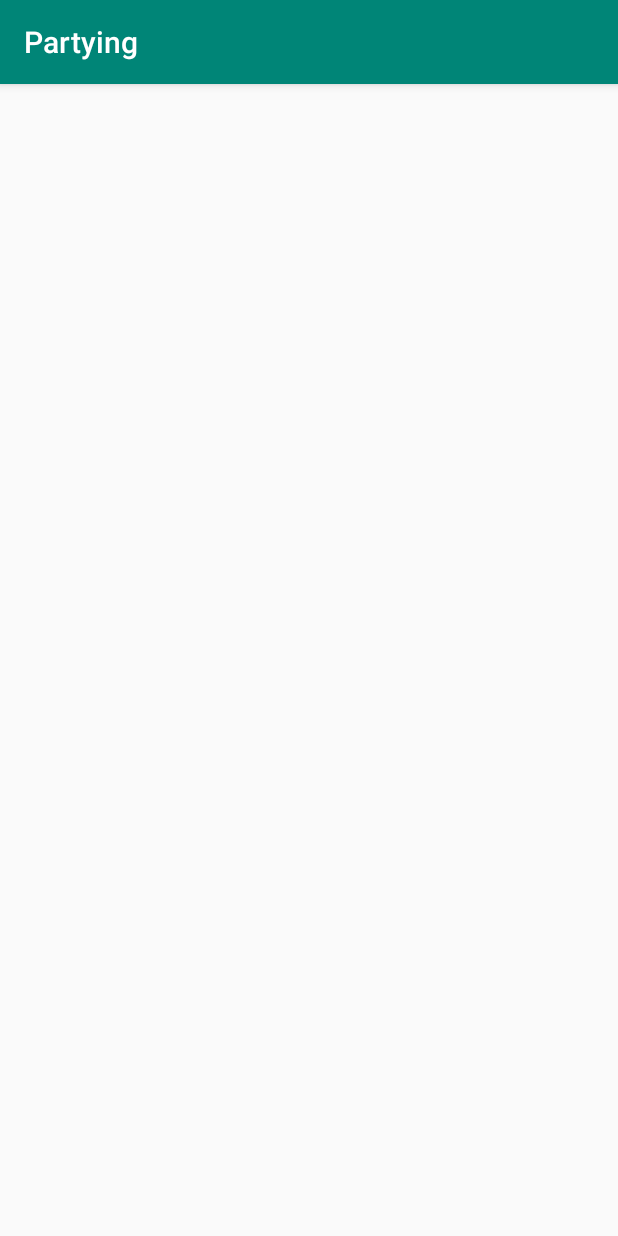
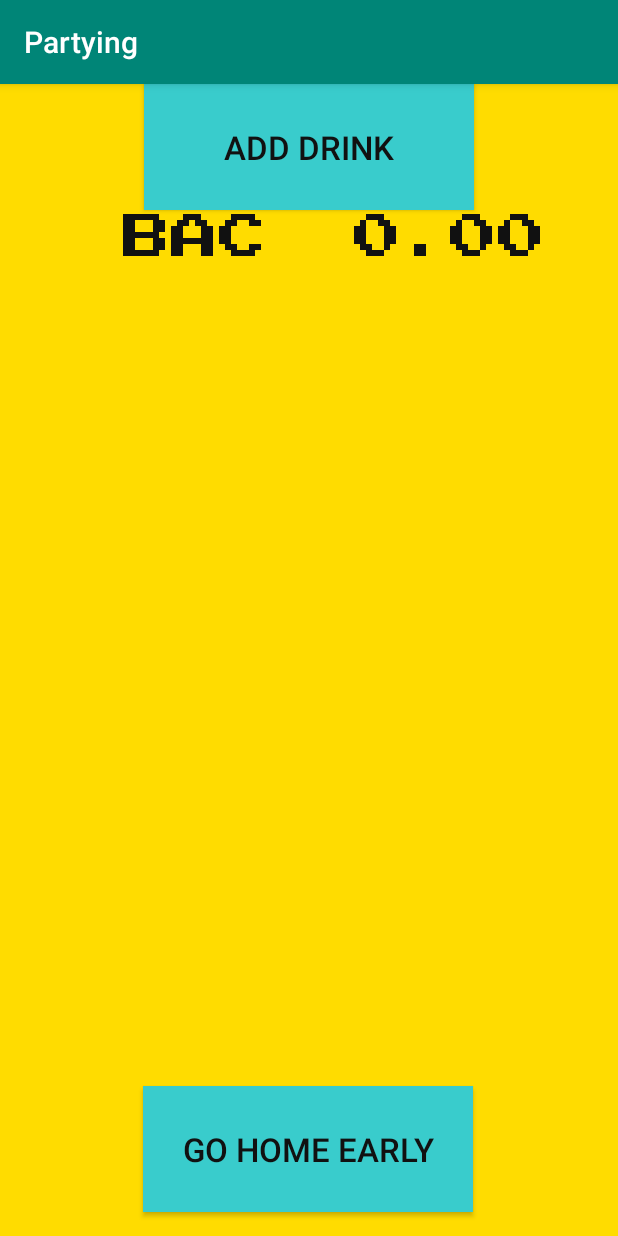
Before and after one commit to bengw99/PartyPal2, an Android app: the Partying screen opened directly, with no data from a screen before it, on a phone screen of 412 x 824 dp. Run offline under Robolectric (Android 15) with nearby library versions, the phone set to English and light mode, and no system bars; Roboto replaces fonts that are not available here.

```diff
--- a/app/src/main/res/layout/content_partying.xml
+++ b/app/src/main/res/layout/content_partying.xml
@@ -4,8 +4,69 @@
     xmlns:tools="http://schemas.android.com/tools"
     android:layout_width="match_parent"
     android:layout_height="match_parent"
+    android:background="#FFDC00"
     app:layout_behavior="@string/appbar_scrolling_view_behavior"
     tools:context=".Partying"
     tools:showIn="@layout/activity_partying">
 
+    <TextView
+        android:id="@+id/bacText"
+        android:layout_width="154dp"
+        android:layout_height="149dp"
+        android:fontFamily="@font/press_start_2p"
+        android:gravity="center"
+        android:text="BAC"
+        android:textColor="#111111"
+        android:textSize="32dp"
+        app:layout_constraintBottom_toBottomOf="parent"
+        app:layout_constraintHorizontal_bias="0.207"
+        app:layout_constraintLeft_toLeftOf="parent"
+        app:layout_constraintRight_toRightOf="parent"
+        app:layout_constraintTop_toTopOf="parent"
+        app:layout_constraintVertical_bias="0.055" />
+
+    <TextView
+        android:id="@+id/bacValue"
+        android:layout_width="191dp"
+        android:layout_height="150dp"
+        android:layout_marginEnd="16dp"
+        android:fontFamily="@font/press_start_2p"
+        android:gravity="center"
+        android:text="0.00"
+        android:textColor="#111111"
+        android:textSize="32dp"
+        app:layout_constraintBottom_toBottomOf="parent"
+        app:layout_constraintEnd_toEndOf="parent"
+        app:layout_constraintHorizontal_bias="0.927"
+        app:layout_constraintLeft_toLeftOf="parent"
+        app:layout_constraintRight_toRightOf="parent"
+        app:layout_constraintTop_toTopOf="parent"
+        app:layout_constraintVertical_bias="0.055" />
+
+    <Button
+        android:id="@+id/addDrinkButton"
+        android:layout_width="220dp"
+        android:layout_height="84dp"
+        android:background="#39CCCC"
+        android:text="Add Drink"
+        android:textSize="22dp"
+        android:textColor="#111111"
+        app:layout_constraintEnd_toEndOf="parent"
+        app:layout_constraintStart_toStartOf="parent"
+        tools:layout_editor_absoluteY="175dp" />
+
+    <Button
+        android:id="@+id/goHomeEarlyButton"
+        android:layout_width="220dp"
+        android:layout_height="84dp"
+        android:layout_marginBottom="16dp"
+        android:background="#39CCCC"
+        android:text="Go Home Early"
+        android:textSize="22dp"
+        android:textColor="#111111"
+        app:layout_constraintBottom_toBottomOf="parent"
+        app:layout_constraintEnd_toEndOf="parent"
+        app:layout_constraintHorizontal_bias="0.497"
+        app:layout_constraintStart_toStartOf="parent" />
+
 </android.support.constraint.ConstraintLayout>
--- a/app/src/main/res/layout/content_setup.xml
+++ b/app/src/main/res/layout/content_setup.xml
@@ -66,8 +66,8 @@
         android:fontFamily="@font/coiny"
         android:text="Submit"
         android:textColor="#111111"
+        app:layout_constraintHorizontal_bias="0.971"
         app:layout_constraintBottom_toBottomOf="parent"
-        app:layout_constraintHorizontal_bias="0.971"
         app:layout_constraintLeft_toLeftOf="parent"
         app:layout_constraintRight_toRightOf="parent"
         app:layout_constraintTop_toTopOf="parent"
```
